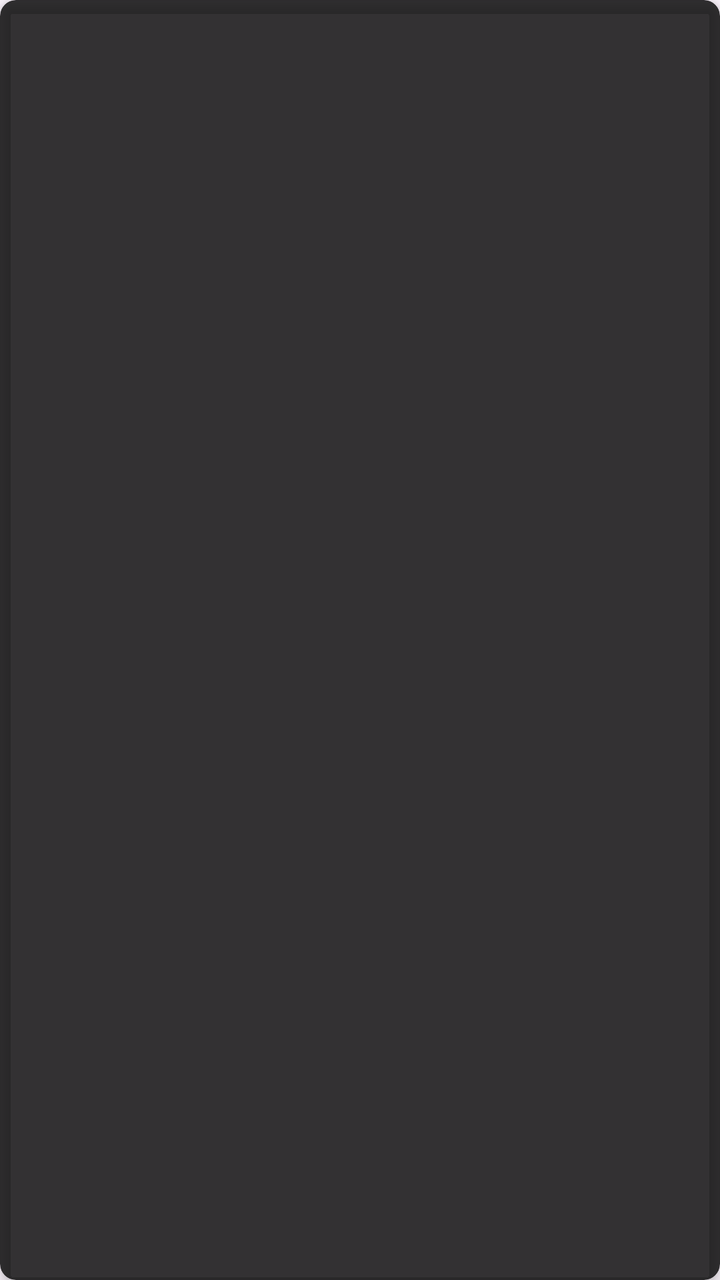
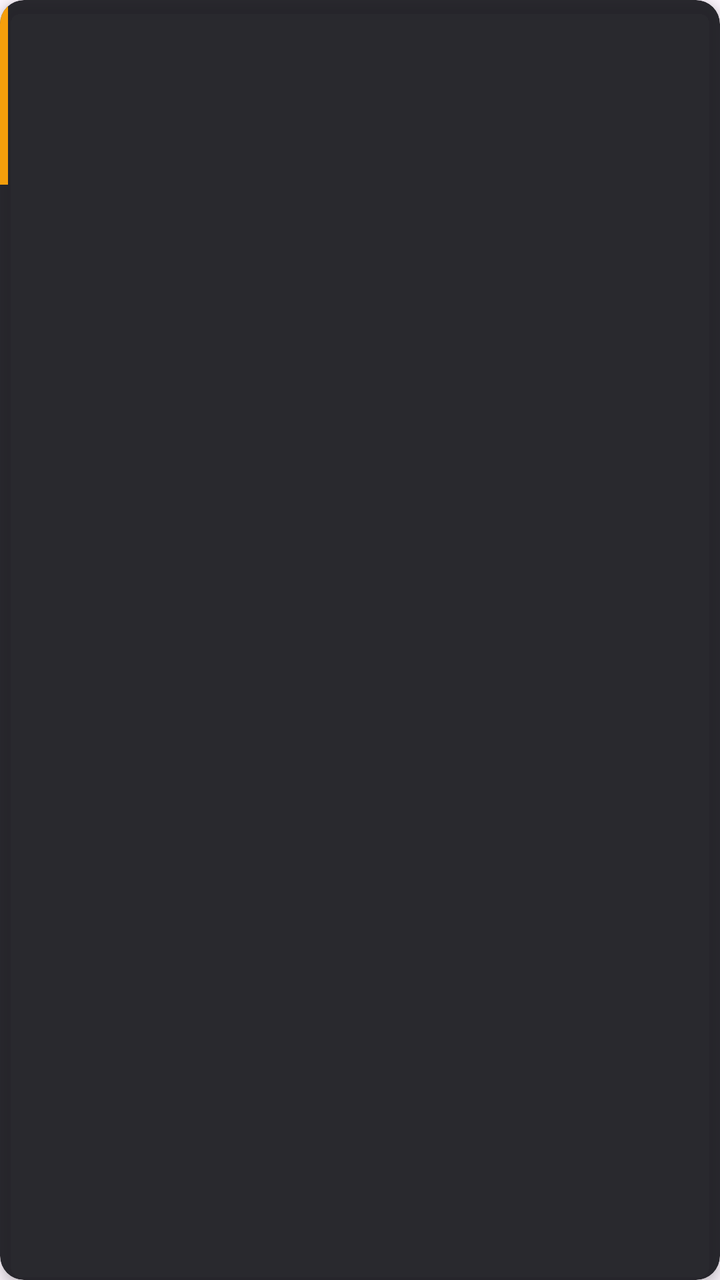

The first picture is an Android layout as it rendered before a commit; the second is the same layout after the commit. The layout source and the unified diff follow.
<!-- AndroidManifest.xml: application theme Theme.Maquinaspesadas -->
<!-- res/layout/item_lista.xml -->
<?xml version="1.0" encoding="utf-8"?>
<androidx.cardview.widget.CardView xmlns:android="http://schemas.android.com/apk/res/android"
    xmlns:app="http://schemas.android.com/apk/res-auto"
    android:layout_width="match_parent"
    android:layout_height="wrap_content"
    android:layout_marginHorizontal="8dp"
    android:layout_marginVertical="4dp"
    app:cardBackgroundColor="#CC000000"
    app:cardCornerRadius="8dp"
    app:cardElevation="4dp">

    <LinearLayout
        android:layout_width="match_parent"
        android:layout_height="wrap_content"
        android:orientation="vertical"
        android:padding="12dp">

        <TextView
            android:id="@+id/txtTituloItem"
            android:layout_width="match_parent"
            android:layout_height="wrap_content"
            android:textColor="@android:color/white"
            android:textSize="16sp"
            android:textStyle="bold" />

        <TextView
            android:id="@+id/txtSubtituloItem"
            android:layout_width="match_parent"
            android:layout_height="wrap_content"
            android:layout_marginTop="2dp"
            android:textColor="#DDDDDD"
            android:textSize="14sp" />

        <TextView
            android:id="@+id/txtDetalleItem"
            android:layout_width="match_parent"
            android:layout_height="wrap_content"
            android:layout_marginTop="2dp"
            android:textColor="#CCCCCC"
            android:textSize="13sp" />

    </LinearLayout>
</androidx.cardview.widget.CardView>
<!-- resources referenced by this layout -->
<resources>
  <style name="Theme.Maquinaspesadas" parent="Base.Theme.Maquinaspesadas" />
  <style name="Base.Theme.Maquinaspesadas" parent="Theme.Material3.DayNight.NoActionBar">
          
          
      </style>
</resources>

<!-- the commit's change to res/layout/item_lista.xml (unified diff, before → after) -->
@@ -4,40 +4,51 @@
     android:layout_width="match_parent"
     android:layout_height="wrap_content"
     android:layout_marginHorizontal="8dp"
-    android:layout_marginVertical="4dp"
-    app:cardBackgroundColor="#CC000000"
-    app:cardCornerRadius="8dp"
+    android:layout_marginVertical="6dp"
+    app:cardBackgroundColor="#EB18181E"
+    app:cardCornerRadius="12dp"
     app:cardElevation="4dp">
 
     <LinearLayout
         android:layout_width="match_parent"
         android:layout_height="wrap_content"
-        android:orientation="vertical"
-        android:padding="12dp">
+        android:orientation="horizontal">
 
-        <TextView
-            android:id="@+id/txtTituloItem"
+        <View
+            android:layout_width="4dp"
+            android:layout_height="match_parent"
+            android:background="#F59E0B" />
+
+        <LinearLayout
             android:layout_width="match_parent"
             android:layout_height="wrap_content"
-            android:textColor="@android:color/white"
-            android:textSize="16sp"
-            android:textStyle="bold" />
+            android:orientation="vertical"
+            android:padding="14dp">
 
-        <TextView
-            android:id="@+id/txtSubtituloItem"
-            android:layout_width="match_parent"
-            android:layout_height="wrap_content"
-            android:layout_marginTop="2dp"
-            android:textColor="#DDDDDD"
-            android:textSize="14sp" />
+            <TextView
+                android:id="@+id/txtTituloItem"
+                android:layout_width="match_parent"
+                android:layout_height="wrap_content"
+                android:textColor="#F59E0B"
+                android:textSize="16sp"
+                android:textStyle="bold" />
 
-        <TextView
-            android:id="@+id/txtDetalleItem"
-            android:layout_width="match_parent"
-            android:layout_height="wrap_content"
-            android:layout_marginTop="2dp"
-            android:textColor="#CCCCCC"
-            android:textSize="13sp" />
+            <TextView
+                android:id="@+id/txtSubtituloItem"
+                android:layout_width="match_parent"
+                android:layout_height="wrap_content"
+                android:layout_marginTop="4dp"
+                android:textColor="#FFFFFF"
+                android:textSize="14sp" />
 
+            <TextView
+                android:id="@+id/txtDetalleItem"
+                android:layout_width="match_parent"
+                android:layout_height="wrap_content"
+                android:layout_marginTop="2dp"
+                android:textColor="#BBBBBB"
+                android:textSize="13sp" />
+
+        </LinearLayout>
     </LinearLayout>
 </androidx.cardview.widget.CardView>
